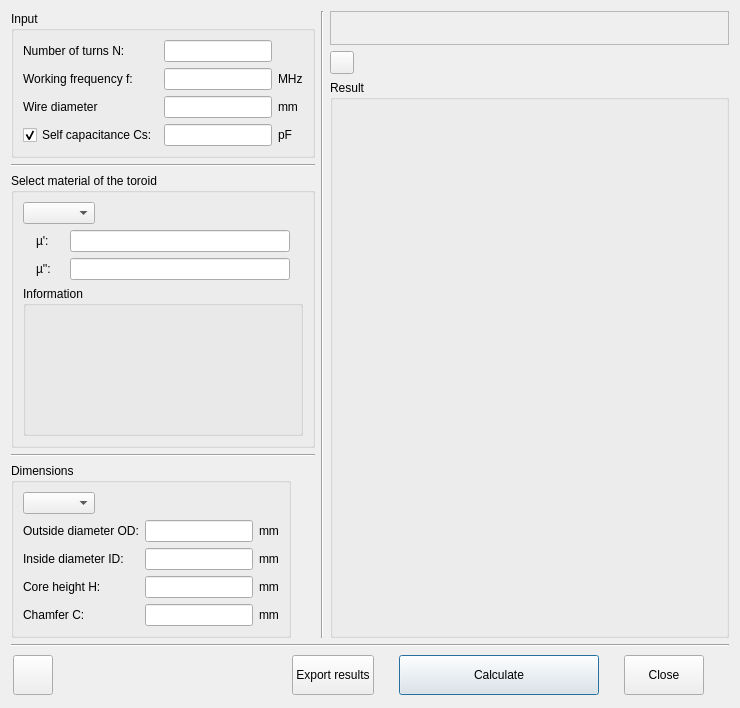
radioacoustick/Coil64, file rf_toroid.ui: the form before one commit.
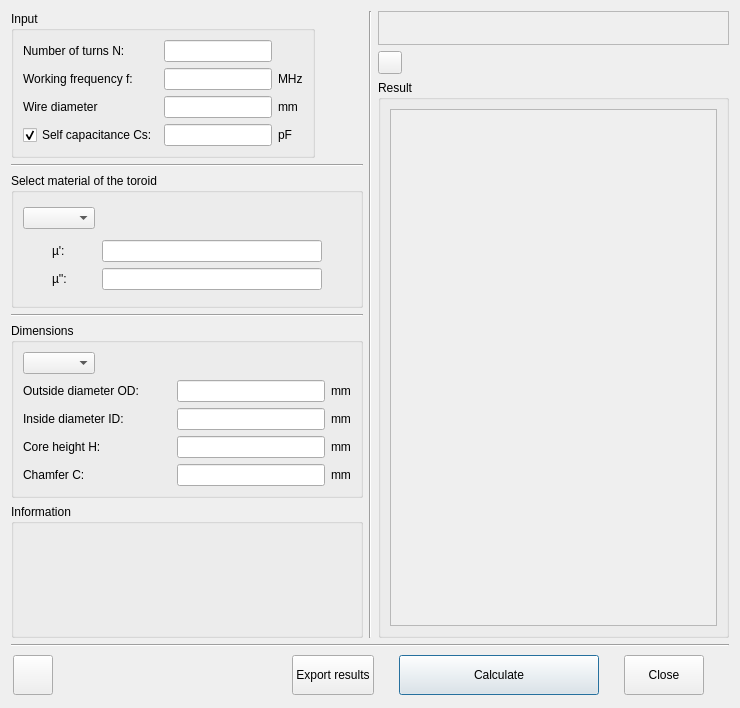
The form after the commit. Icons and pictures are not drawn.

```diff
--- a/rf_toroid.ui
+++ b/rf_toroid.ui
@@ -298,37 +298,6 @@
             </item>
            </layout>
           </item>
-          <item>
-           <widget class="QGroupBox" name="groupBox_5">
-            <property name="sizePolicy">
-             <sizepolicy hsizetype="Preferred" vsizetype="Preferred">
-              <horstretch>0</horstretch>
-              <verstretch>0</verstretch>
-             </sizepolicy>
-            </property>
-            <property name="title">
-             <string>Information</string>
-            </property>
-            <layout class="QVBoxLayout" name="verticalLayout_6">
-             <item>
-              <widget class="QLabel" name="label_info">
-               <property name="sizePolicy">
-                <sizepolicy hsizetype="Preferred" vsizetype="Expanding">
-                 <horstretch>0</horstretch>
-                 <verstretch>0</verstretch>
-                </sizepolicy>
-               </property>
-               <property name="text">
-                <string notr="true"/>
-               </property>
-               <property name="wordWrap">
-                <bool>true</bool>
-               </property>
-              </widget>
-             </item>
-            </layout>
-           </widget>
-          </item>
          </layout>
         </widget>
        </item>
@@ -342,7 +311,7 @@
        <item>
         <widget class="QGroupBox" name="groupBox_2">
          <property name="sizePolicy">
-          <sizepolicy hsizetype="Fixed" vsizetype="Fixed">
+          <sizepolicy hsizetype="Preferred" vsizetype="Preferred">
            <horstretch>0</horstretch>
            <verstretch>0</verstretch>
           </sizepolicy>
@@ -533,6 +502,37 @@
          </layout>
         </widget>
        </item>
+       <item>
+        <widget class="QGroupBox" name="groupBox_5">
+         <property name="sizePolicy">
+          <sizepolicy hsizetype="Preferred" vsizetype="Preferred">
+           <horstretch>0</horstretch>
+           <verstretch>0</verstretch>
+          </sizepolicy>
+         </property>
+         <property name="title">
+          <string>Information</string>
+         </property>
+         <layout class="QVBoxLayout" name="verticalLayout_6">
+          <item>
+           <widget class="QLabel" name="label_info">
+            <property name="sizePolicy">
+             <sizepolicy hsizetype="Preferred" vsizetype="Expanding">
+              <horstretch>0</horstretch>
+              <verstretch>0</verstretch>
+             </sizepolicy>
+            </property>
+            <property name="text">
+             <string notr="true"/>
+            </property>
+            <property name="wordWrap">
+             <bool>true</bool>
+            </property>
+           </widget>
+          </item>
+         </layout>
+        </widget>
+       </item>
       </layout>
      </item>
      <item>
@@ -612,6 +612,21 @@
          </property>
          <layout class="QVBoxLayout" name="verticalLayout_7">
           <item>
+           <widget class="QScrollArea" name="scrollArea">
+            <property name="widgetResizable">
+             <bool>true</bool>
+            </property>
+            <widget class="QWidget" name="scrollAreaWidgetContents">
+             <property name="geometry">
+              <rect>
+               <x>0</x>
+               <y>0</y>
+               <width>324</width>
+               <height>245</height>
+              </rect>
+             </property>
+             <layout class="QVBoxLayout" name="verticalLayout_10">
+              <item>
            <widget class="QLabel" name="label_result">
             <property name="sizePolicy">
              <sizepolicy hsizetype="Expanding" vsizetype="Expanding">
@@ -632,6 +647,10 @@
           </item>
          </layout>
         </widget>
+           </widget>
+          </item>
+         </layout>
+        </widget>
        </item>
       </layout>
      </item>
```
Left out of the diff: 10 changed lines with no effect on the pictures. Lines whose indentation alone changed are shown as unchanged.
